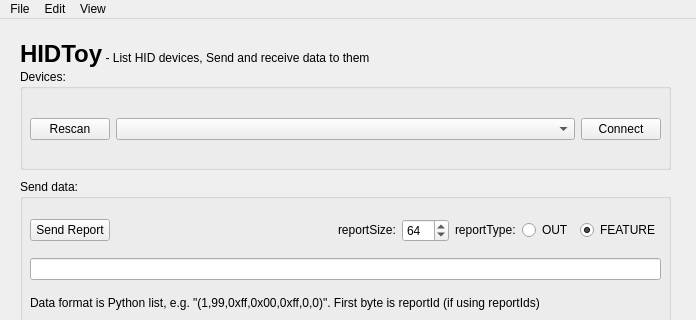
Old version of the form src/main/python/HIDToyWindow.ui in the repository todbot/hidpytoy; both pictures show x 0 to 696 and y 0 to 320 of the 696 by 550 pixel window.
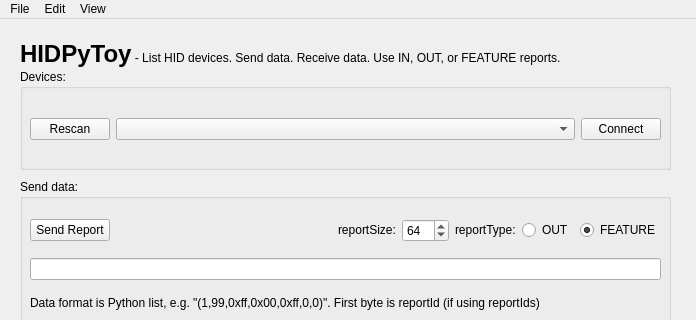
New version of the form.

What changed in the file:
```diff
--- a/src/main/python/HIDToyWindow.ui
+++ b/src/main/python/HIDToyWindow.ui
@@ -420,7 +420,7 @@
      </sizepolicy>
     </property>
     <property name="text">
-     <string>&lt;html&gt;&lt;head/&gt;&lt;body&gt;&lt;p&gt;&lt;span style=&quot; font-size:18pt; font-weight:600;&quot;&gt;HIDToy&lt;/span&gt;  - List HID devices, Send and receive data to them&lt;/p&gt;&lt;/body&gt;&lt;/html&gt;</string>
+     <string>&lt;html&gt;&lt;head/&gt;&lt;body&gt;&lt;p&gt;&lt;span style=&quot; font-size:18pt; font-weight:600;&quot;&gt;HIDPyToy&lt;/span&gt; - List HID devices. Send data. Receive data. Use IN, OUT, or FEATURE reports.&lt;/p&gt;&lt;/body&gt;&lt;/html&gt;</string>
     </property>
    </widget>
   </widget>
```
